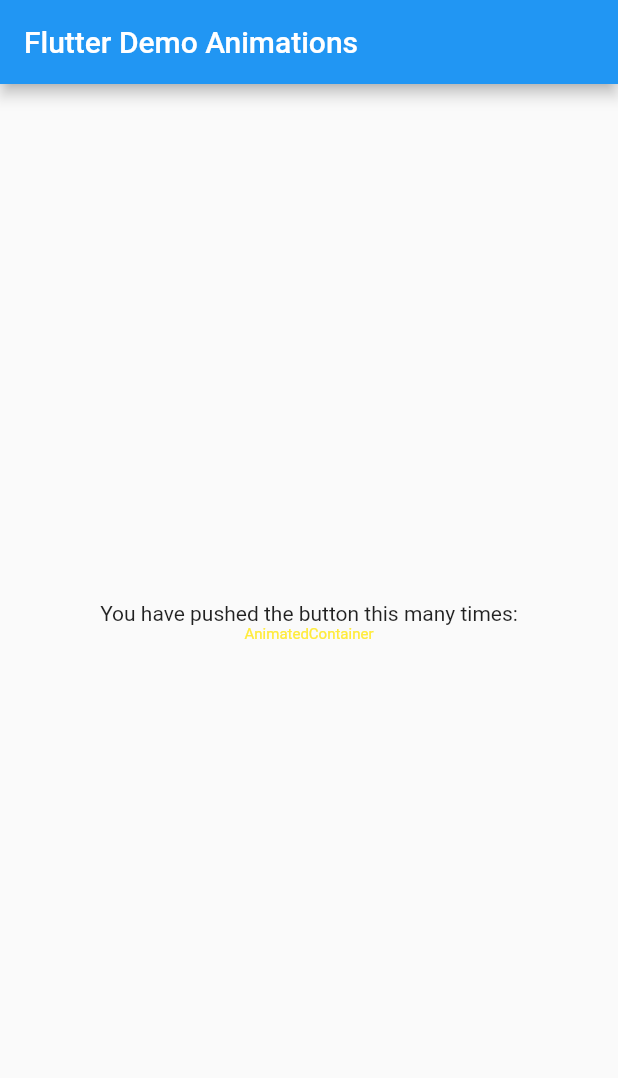
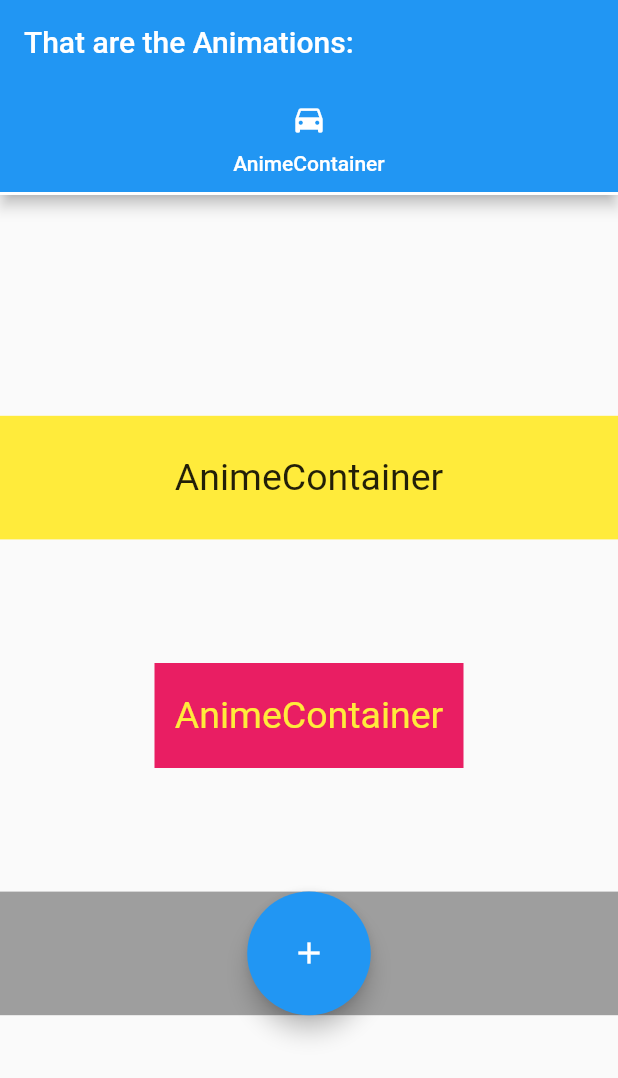
Before and after one commit to CodeGTDLearn/flutter-animations-getx, a Flutter app: the screen it shows after launch, on a phone screen of 412 x 824 dp. Shown: the top 1078 px of the screen. Run offline on Flutter 3.47's test engine with Material 2 defaults, Android fonts, the phone set to English and light mode, and no system bars; our stand-ins replace get.

Commit message:
4) Animations
A) DONE:
- Animated Controller

B) WORKING ON:
- AnimatedBuilder

```diff
--- a/lib/app_driver.dart
+++ b/lib/app_driver.dart
@@ -1,6 +1,6 @@
 import 'package:flutter/material.dart';
 
-import 'view/overview.dart';
+import 'view/overview_tabs.dart';
 
 void main() => runApp(const AppDriver());
 
@@ -11,10 +11,8 @@ class AppDriver extends StatelessWidget {
   Widget build(BuildContext context) {
     return MaterialApp(
       title: 'Flutter Demo Animations',
-      theme: ThemeData(
-        primarySwatch: Colors.blue,
-      ),
-      home: Overview(title: 'Flutter Demo Animations'),
+      theme: ThemeData(primarySwatch: Colors.blue),
+      home: OverviewTabs(title: 'Flutter Demo Animations'),
     );
   }
 }
--- a/lib/controller/controller.dart
+++ b/lib/controller/controller.dart
@@ -1,11 +1,9 @@
 import 'package:get/state_manager.dart';
 
 class Controller {
-  var counterObs1 = 50.0.obs;
-  var counterObs2 = 50.0.obs;
+  var animatedContainerObs = 70.0.obs;
 
-  void applyAnimation() {
-    counterObs1.value = counterObs1.value * 1.25;
+  void applyAnimatedContainerAnimation() {
+    animatedContainerObs.value = animatedContainerObs.value == 70.0 ? 50.0 : 70.0;
   }
-
 }
--- a/lib/core/apply_animation_button.dart
+++ b/lib/core/apply_animation_button.dart
@@ -1,8 +1,8 @@
 import 'package:flutter/material.dart';
 import 'package:flutter_animations_getx/controller/controller.dart';
 
-class ApplyAnimationButton extends StatelessWidget {
-  const ApplyAnimationButton({
+class ApplyAnimatedContainerAnimationButton extends StatelessWidget {
+  const ApplyAnimatedContainerAnimationButton({
     Key? key,
     required Controller controller,
   })  : _controller = controller,
@@ -13,7 +13,7 @@ class ApplyAnimationButton extends StatelessWidget {
   @override
   Widget build(BuildContext context) {
     return FloatingActionButton(
-      onPressed: _controller.applyAnimation,
+      onPressed: _controller.applyAnimatedContainerAnimation,
       tooltip: 'Apply Animation',
       child: const Icon(Icons.add),
     );
--- /dev/null
+++ b/lib/view/anim_container.dart
@@ -0,0 +1,48 @@
+import 'package:flutter/material.dart';
+import 'package:flutter_animations_getx/controller/controller.dart';
+import 'package:flutter_animations_getx/core/apply_animation_button.dart';
+import 'package:get/get.dart';
+
+class AnimContainer extends StatelessWidget {
+  final _controller = Get.put(Controller());
+
+  String title = "";
+
+  AnimContainer({required this.title});
+
+  @override
+  Widget build(BuildContext context) {
+    var _height = MediaQuery.of(context).size.height;
+    var _width = MediaQuery.of(context).size.width;
+    return Column(
+      mainAxisAlignment: MainAxisAlignment.center,
+      children: [
+        Container(
+            height: _height * 0.1,
+            width: double.infinity,
+            color: Colors.yellow,
+            alignment: Alignment.center,
+            child: Text(title, style: const TextStyle(fontSize: 25))),
+        SizedBox(height: _height * 0.1),
+        Obx(
+          () => AnimatedContainer(
+            duration: const Duration(milliseconds: 300),
+            height: _controller.animatedContainerObs.value,
+            width: _width * 0.5,
+            color: Colors.pink,
+            alignment: Alignment.center,
+            child:
+                Text(title, style: const TextStyle(fontSize: 25, color: Colors.yellow)),
+          ),
+        ),
+        SizedBox(height: _height * 0.1),
+        Container(
+          color: Colors.grey,
+          width: double.infinity,
+          height: _height * 0.1,
+          child: ApplyAnimatedContainerAnimationButton(controller: _controller),
+        ),
+      ],
+    );
+  }
+}
--- a/lib/view/animated_container.dart
+++ /dev/null
@@ -1,28 +0,0 @@
-import 'package:flutter/material.dart';
-import 'package:flutter_animations_getx/core/apply_animation_button.dart';
-import 'package:flutter_animations_getx/controller/controller.dart';
-import 'package:get/get.dart';
-
-class AnimatedContainer extends StatelessWidget {
-  final _controller = Get.put(Controller());
-
-  String title = "";
-
-  AnimatedContainer({required this.title});
-
-  @override
-  Widget build(BuildContext context) {
-    return Scaffold(
-      appBar: AppBar(
-        title: Text(title),
-      ),
-      body: Center(
-          child: Column(mainAxisAlignment: MainAxisAlignment.center, children: <Widget>[
-        const Text('Animated Container'),
-        const SizedBox(height: 50)
-      ])),
-      floatingActionButton:
-          ApplyAnimationButton(controller: _controller),
-    );
-  }
-}
--- a/lib/view/overview.dart
+++ /dev/null
@@ -1,23 +0,0 @@
-import 'package:flutter/material.dart';
-
-class Overview extends StatelessWidget {
-  String title = "";
-
-  Overview({required this.title});
-
-
-  @override
-  Widget build(BuildContext context) {
-    return Scaffold(
-      appBar: AppBar(
-        title: Text(title),
-      ),
-      body: Center(
-          child: Column(mainAxisAlignment: MainAxisAlignment.center, children: const <Widget>[
-        Text('You have pushed the button this many times:'),
-        Text('AnimatedContainer', style: TextStyle(fontSize: 10, color: Colors.yellow)),
-        SizedBox(height: 50)
-      ])),
-    );
-  }
-}
--- /dev/null
+++ b/lib/view/overview_tabs.dart
@@ -0,0 +1,33 @@
+import 'package:flutter/material.dart';
+
+import 'anim_container.dart';
+
+class OverviewTabs extends StatelessWidget {
+  String title = "";
+
+  OverviewTabs({required this.title});
+
+  @override
+  Widget build(BuildContext context) {
+    var animeContainer = 'AnimeContainer';
+    var _title = 'That are the Animations:';
+
+    return DefaultTabController(
+        length: 1,
+        child: Scaffold(
+          appBar: AppBar(
+              title: Text(_title),
+              bottom: TabBar(tabs: [
+                Tab(
+                  icon: const Icon(Icons.directions_car),
+                  text: animeContainer,
+                ),
+              ])),
+          body: TabBarView(
+            children: [
+              AnimContainer(title: animeContainer),
+            ],
+          ),
+        ));
+  }
+}
```
